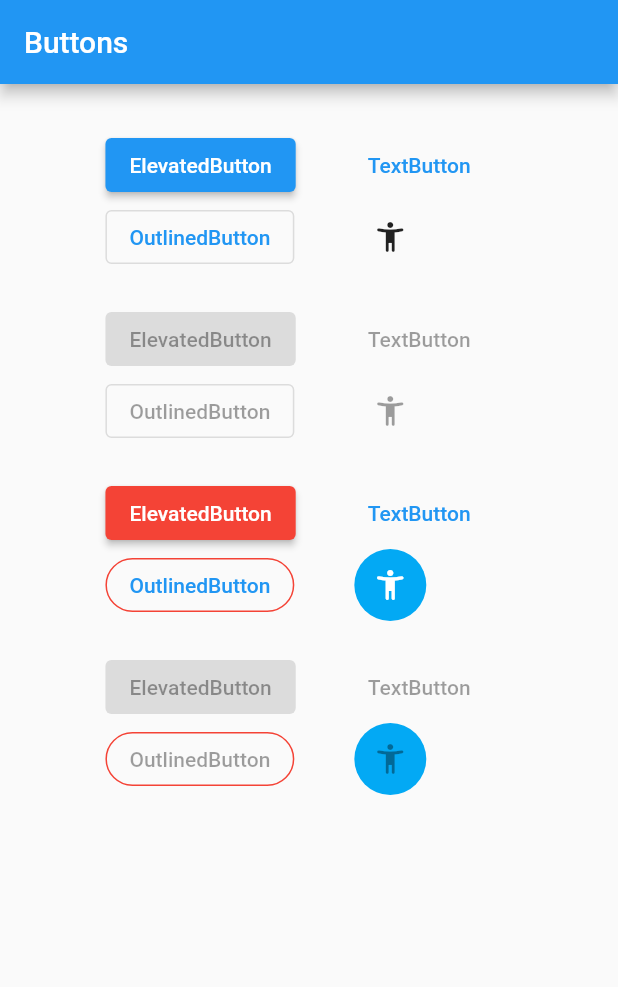
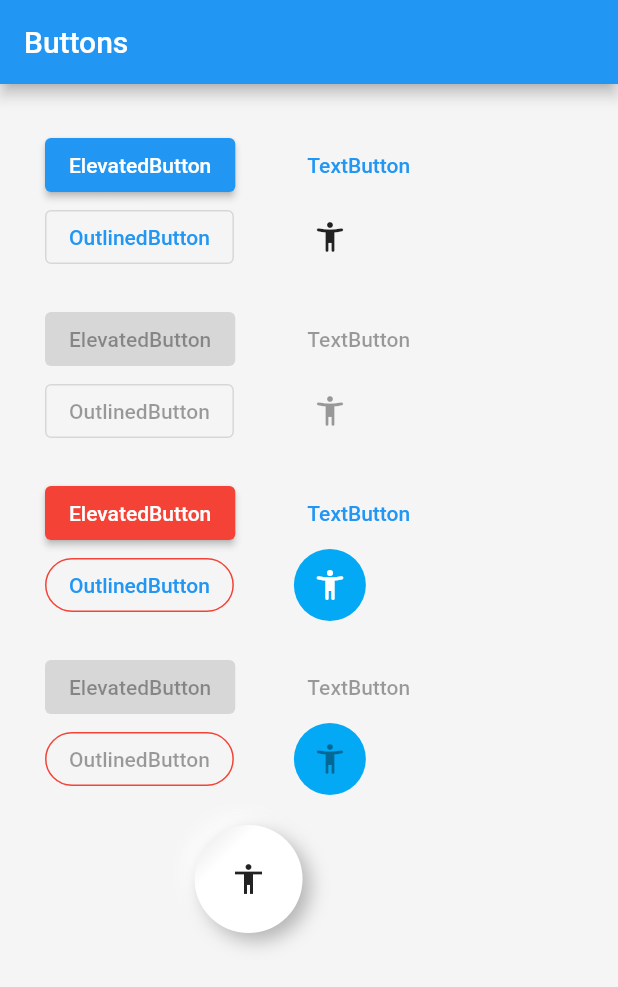
Before and after one commit to jargalbat/flutter_gallery_mn, a Flutter app: the ButtonsPage screen opened by its route, on a phone screen of 412 x 824 dp. Shown: the top 987 px of the screen. Run offline on Flutter 3.47's test engine with Material 2 defaults, Android fonts, the phone set to English and light mode, and no system bars; our stand-ins replace go_router; Roboto replaces fonts that are missing (Georgia).

Commit message:
neumorphic button

```diff
--- a/lib/pages/buttons_page.dart
+++ b/lib/pages/buttons_page.dart
@@ -1,4 +1,5 @@
 import 'package:flutter/material.dart';
+import '../widgets/neumorphic_container.dart';
 
 class ButtonsPage extends StatefulWidget {
   const ButtonsPage({Key? key}) : super(key: key);
@@ -14,10 +15,12 @@ class _ButtonsPageState extends State<ButtonsPage> {
       appBar: AppBar(
         title: const Text('Buttons'),
       ),
+      // backgroundColor: Colors.white,
+      backgroundColor: Colors.grey.shade100,
       body: SingleChildScrollView(
         padding: const EdgeInsets.all(30.0),
-        child: Center(
         child: Column(
+          crossAxisAlignment: CrossAxisAlignment.center,
           children: [
             _defaultButtons(onPressed: () {}),
             const SizedBox(height: 20.0),
@@ -26,8 +29,9 @@ class _ButtonsPageState extends State<ButtonsPage> {
             _customButtons(onPressed: () {}),
             const SizedBox(height: 20.0),
             _customButtons(),
+            const SizedBox(height: 20.0),
+            _neumorphicButton(),
           ],
-          ),
         ),
       ),
     );
@@ -108,4 +112,11 @@ class _ButtonsPageState extends State<ButtonsPage> {
       ],
     );
   }
+
+  Widget _neumorphicButton() {
+    return NeumorphicContainer(
+      color: Colors.white,
+      child: const Icon(Icons.accessibility),
+    );
   }
+}
--- /dev/null
+++ b/lib/widgets/neumorphic_container.dart
@@ -0,0 +1,84 @@
+import 'package:flutter/material.dart';
+
+class NeumorphicContainer extends StatefulWidget {
+  NeumorphicContainer({
+    Key? key,
+    required this.child,
+    this.bevel = 10.0,
+    this.color,
+  })  : blurOffset = Offset(bevel / 2, bevel / 2),
+        super(key: key);
+
+  final Widget child;
+  final double bevel;
+  final Offset blurOffset;
+  final Color? color;
+
+  @override
+  State<NeumorphicContainer> createState() => _NeumorphicContainerState();
+}
+
+class _NeumorphicContainerState extends State<NeumorphicContainer> {
+  bool _isPressed = false;
+
+  void _onPointerDown(PointerDownEvent event) {
+    setState(() {
+      _isPressed = true;
+    });
+  }
+
+  void _onPointerUp(PointerUpEvent event) {
+    setState(() {
+      _isPressed = false;
+    });
+  }
+
+  @override
+  Widget build(BuildContext context) {
+    final color = widget.color ?? Theme.of(context).backgroundColor;
+
+    return Listener(
+      onPointerDown: _onPointerDown,
+      onPointerUp: _onPointerUp,
+      child: AnimatedContainer(
+        duration: const Duration(milliseconds: 150),
+        padding: const EdgeInsets.all(24.0),
+        decoration: BoxDecoration(
+          borderRadius: BorderRadius.circular(widget.bevel * 10),
+          gradient: LinearGradient(
+            begin: Alignment.topLeft,
+            end: Alignment.bottomRight,
+            colors: [
+              _isPressed ? color : color.mix(Colors.black, .1),
+              _isPressed ? color.mix(Colors.black, .05) : color,
+              _isPressed ? color.mix(Colors.black, .05) : color,
+              color.mix(Colors.white, _isPressed ? .2 : .5),
+            ],
+            stops: const [0.0, .3, .6, 1.0],
+          ),
+          boxShadow: _isPressed
+              ? null
+              : [
+                  BoxShadow(
+                    blurRadius: widget.bevel,
+                    offset: -widget.blurOffset,
+                    color: color.mix(Colors.white, .6),
+                  ),
+                  BoxShadow(
+                    blurRadius: widget.bevel,
+                    offset: widget.blurOffset,
+                    color: color.mix(Colors.black, .3),
+                  )
+                ],
+        ),
+        child: widget.child,
+      ),
+    );
+  }
+}
+
+extension ColorUtils on Color {
+  Color mix(Color another, double amount) {
+    return Color.lerp(this, another, amount)!;
+  }
+}
--- a/pubspec.yaml
+++ b/pubspec.yaml
@@ -1,7 +1,7 @@
 name: flutter_gallery_mn
 description: A new Flutter project.
 
-version: 1.0.0+1
+version: 1.0.1+2
 
 environment:
   sdk: ">=2.17.0 <3.0.0"
```
Also changed, not shown: lib/pages/home/home_page.dart (+0 -32 lines), lib/widgets/neumorphism_button.dart (deleted, +0 -112 lines), lib/widgets/neumorphism_container.dart (deleted, +0 -54 lines). Lines whose indentation alone changed are shown as unchanged.
